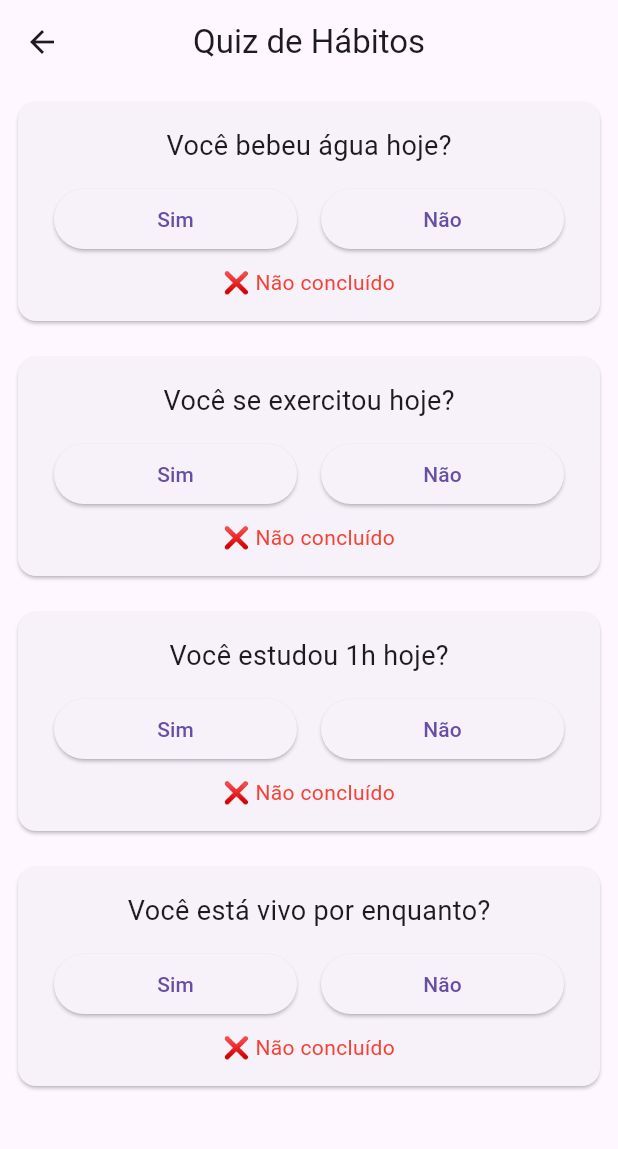
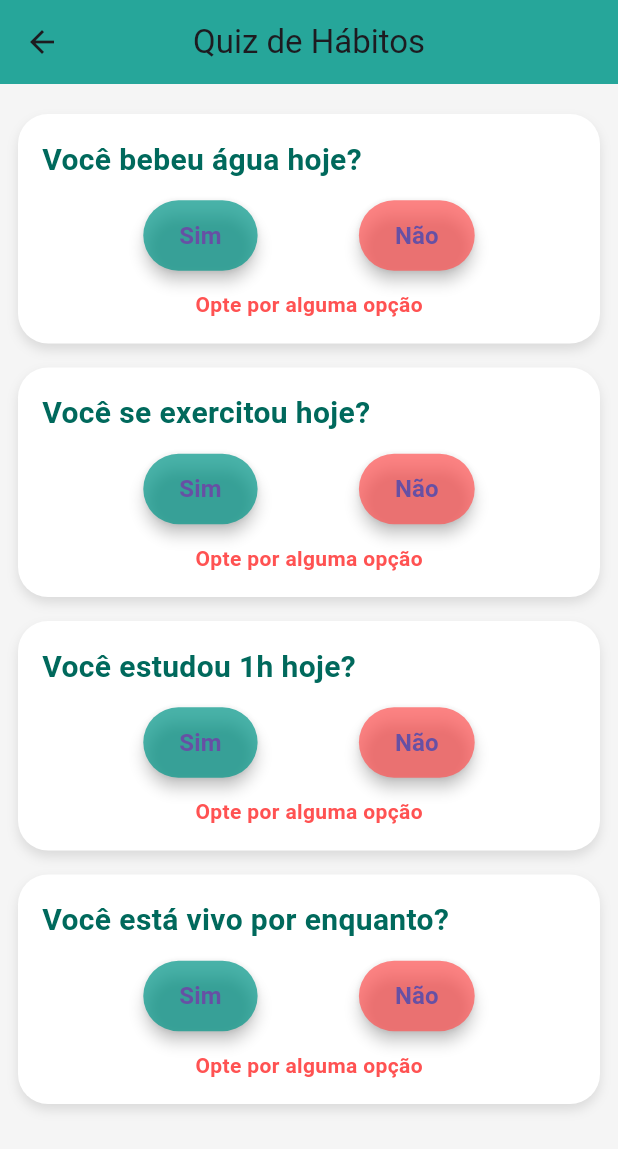
Before and after one commit to EricIkeda1/Quiz2Go, a Flutter app: the Quiz screen opened directly, on a phone screen of 412 x 824 dp. Shown: the top 1149 px of the screen. Run offline on Flutter 3.47's test engine with Material 3 defaults, Android fonts, the light colour scheme and no system bars.

Commit message:
Melhorias na Interface do Quiz

```diff
--- a/lib/paginas/quiz.dart
+++ b/lib/paginas/quiz.dart
@@ -1,6 +1,17 @@
 import 'package:flutter/material.dart';
 import '../modelos/habito.dart';
 import '../componentes/botao_habito.dart';
+
+class Habito {
+  String pergunta;
+  bool? concluido; // null = nada selecionado, true = sim, false = não
+
+  Habito({required this.pergunta, this.concluido});
+
+  void marcar(bool valor) {
+    concluido = valor;
+  }
+}
 
 class Quiz extends StatefulWidget {
   const Quiz({super.key});
@@ -14,8 +25,7 @@ class _QuizState extends State<Quiz> {
     Habito(pergunta: "Você bebeu água hoje?"),
     Habito(pergunta: "Você se exercitou hoje?"),
     Habito(pergunta: "Você estudou 1h hoje?"),
-    Habito(pergunta: "Você está vivo por enquanto?"),
-
+    Habito(pergunta: "Você está vivo por enquanto?"),
   ];
 
   void _marcarHabito(int index, bool valor) {
@@ -30,44 +40,69 @@ class _QuizState extends State<Quiz> {
       appBar: AppBar(
         title: const Text("Quiz de Hábitos"),
         centerTitle: true,
+        backgroundColor: Colors.teal[400],
       ),
-      body: ListView.builder(
+      backgroundColor: Colors.grey[100],
+      body: Padding(
+        padding: const EdgeInsets.all(12.0),
+        child: ListView.builder(
           itemCount: _habitos.length,
           itemBuilder: (context, index) {
             final habito = _habitos[index];
-          return Card(
-            margin: const EdgeInsets.all(12),
+            return AnimatedContainer(
+              duration: const Duration(milliseconds: 300),
+              margin: const EdgeInsets.symmetric(vertical: 8),
+              decoration: BoxDecoration(
+                color: habito.concluido == true
+                    ? Colors.green[50]
+                    : Colors.white,
+                borderRadius: BorderRadius.circular(20),
+                boxShadow: [
+                  BoxShadow(
+                    color: Colors.grey.withOpacity(0.3),
+                    blurRadius: 6,
+                    offset: const Offset(0, 4),
+                  ),
+                ],
+              ),
               child: Padding(
                 padding: const EdgeInsets.all(16),
                 child: Column(
+                  crossAxisAlignment: CrossAxisAlignment.start,
                   children: [
                     Text(
                       habito.pergunta,
-                    style: const TextStyle(fontSize: 18),
+                      style: TextStyle(
+                        fontSize: 20,
+                        fontWeight: FontWeight.bold,
+                        color: Colors.teal[800],
+                      ),
                     ),
                     const SizedBox(height: 12),
                     Row(
+                      mainAxisAlignment: MainAxisAlignment.spaceEvenly,
                       children: [
-                      BotaoHabito(
-                        texto: "Sim",
-                        onPressed: () => _marcarHabito(index, true),
-                      ),
-                      BotaoHabito(
-                        texto: "Não",
-                        onPressed: () => _marcarHabito(index, false),
-                      ),
+                        _botaoHabito(habito, index, true, Colors.teal),
+                        _botaoHabito(habito, index, false, Colors.redAccent),
                       ],
                     ),
-                  const SizedBox(height: 8),
-                  if (habito.concluido)
-                    const Text(
-                      "✔️ Marcado como concluído",
-                      style: TextStyle(color: Colors.green),
-                    )
-                  else
-                    const Text(
-                      "❌ Não concluído",
-                      style: TextStyle(color: Colors.red),
+                    const SizedBox(height: 12),
+                    Center(
+                      child: Text(
+                        habito.concluido == null
+                            ? "Opte por alguma opção"
+                            : habito.concluido!
+                                ? "✔️ Concluído"
+                                : "❌ Não concluído",
+                        style: TextStyle(
+                          color: habito.concluido == null
+                              ? Colors.redAccent
+                              : habito.concluido!
+                                  ? Colors.green
+                                  : Colors.red,
+                          fontWeight: FontWeight.bold,
+                        ),
+                      ),
                     ),
                   ],
                 ),
@@ -75,6 +110,27 @@ class _QuizState extends State<Quiz> {
             );
           },
         ),
+      ),
+    );
+  }
+
+  Widget _botaoHabito(Habito habito, int index, bool valor, Color cor) {
+    final bool isSelecionado = habito.concluido == valor;
+
+    return ElevatedButton(
+      style: ElevatedButton.styleFrom(
+        backgroundColor: isSelecionado ? cor : cor.withOpacity(0.7),
+        shape: RoundedRectangleBorder(
+          borderRadius: BorderRadius.circular(30),
+        ),
+        padding: const EdgeInsets.symmetric(horizontal: 24, vertical: 12),
+        elevation: 4,
+      ),
+      onPressed: () => _marcarHabito(index, valor),
+      child: Text(
+        valor ? "Sim" : "Não",
+        style: const TextStyle(fontSize: 16, fontWeight: FontWeight.bold),
+      ),
     );
   }
 }
```
Lines whose indentation alone changed are shown as unchanged.
